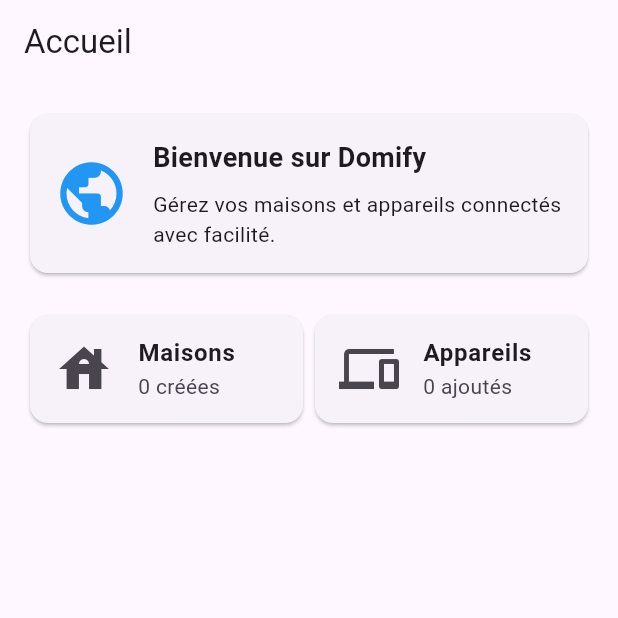
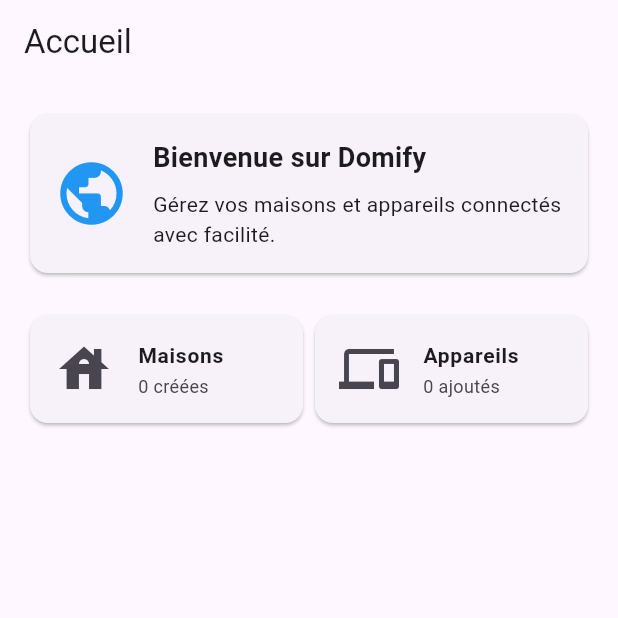
Before and after one commit to gaudesp/domify, a Flutter app: the screen it shows after launch, on a phone screen of 412 x 824 dp, the top half of it. Run offline on Flutter 3.47's test engine with Material 3 defaults, Android fonts, the phone set to English and light mode, and no system bars; our stand-ins replace hive, hive_flutter; accounts and stored records are empty.

```diff
--- a/lib/screens/add_device_screen.dart
+++ b/lib/screens/add_device_screen.dart
@@ -83,7 +83,9 @@
                     },
                   ),
                 ),
-                ElevatedButton(
+                Padding(
+                  padding: const EdgeInsets.symmetric(vertical: 16.0, horizontal: 16.0),
+                  child: ElevatedButton(
                     onPressed: selectedDevices.isEmpty
                         ? null
                         : () {
@@ -95,6 +97,7 @@
                           },
                     child: const Text('Valider'),
                   ),
+                ),
               ],
             ),
     );
--- a/lib/screens/add_house_screen.dart
+++ b/lib/screens/add_house_screen.dart
@@ -1,3 +1,4 @@
+// lib/screens/add_house_screen.dart
 import 'package:flutter/material.dart';
 import 'package:hive/hive.dart';
 import 'package:domify/models/house.dart';
--- a/lib/screens/devices_screen.dart
+++ b/lib/screens/devices_screen.dart
@@ -1,5 +1,4 @@
 // lib/screens/devices_screen.dart
-
 import 'package:flutter/material.dart';
 import 'package:hive_flutter/hive_flutter.dart';
 import 'package:domify/models/house.dart';
--- a/lib/screens/home_screen.dart
+++ b/lib/screens/home_screen.dart
@@ -1,3 +1,4 @@
+// lib/screens/home_screen.dart
 import 'package:flutter/material.dart';
 import 'package:hive/hive.dart';
 import 'package:domify/models/house.dart';
@@ -24,7 +25,7 @@
         child: Column(
           crossAxisAlignment: CrossAxisAlignment.start,
           children: [
-            const WelcomeCard(),  // Remplacer l'ancienne card par WelcomeCard
+            const WelcomeCard(),
             const SizedBox(height: 20),
             Row(
               children: [
--- a/lib/widgets/buttons/add_button.dart
+++ b/lib/widgets/buttons/add_button.dart
@@ -1,4 +1,4 @@
-// 📂 lib/widgets/add_button.dart
+// lib/widgets/buttons/add_button.dart
 import 'package:flutter/material.dart';
 
 class AddButton extends StatelessWidget {
--- a/lib/widgets/cards/summary.dart
+++ b/lib/widgets/cards/summary.dart
@@ -1,4 +1,4 @@
-// 📂 lib/widgets/summary_card.dart
+// lib/widgets/cards/summary.dart
 import 'package:flutter/material.dart';
 
 class SummaryCard extends StatelessWidget {
@@ -19,8 +19,8 @@
       child: Card(
         child: ListTile(
           leading: Icon(icon, size: 40),
-          title: Text(title, style: const TextStyle(fontWeight: FontWeight.bold)),
-          subtitle: Text(value),
+          title: Text(title, style: const TextStyle(fontWeight: FontWeight.bold, fontSize: 14)),
+          subtitle: Text(value, style: const TextStyle(fontSize: 12)),
         ),
       ),
     );
--- a/lib/widgets/cards/welcome.dart
+++ b/lib/widgets/cards/welcome.dart
@@ -1,3 +1,4 @@
+// lib/widgets/cards/welcome.dart
 import 'package:flutter/material.dart';
 
 class WelcomeCard extends StatelessWidget {
--- a/lib/widgets/forms/custom_text_field.dart
+++ b/lib/widgets/forms/custom_text_field.dart
@@ -1,4 +1,4 @@
-// 📂 lib/widgets/custom_text_field.dart
+// lib/widgets/forms/custom_text_field.dart
 import 'package:flutter/material.dart';
 
 class CustomTextField extends StatelessWidget {
--- a/lib/widgets/indicators/loading.dart
+++ b/lib/widgets/indicators/loading.dart
@@ -1,4 +1,4 @@
-// 📂 lib/widgets/loading_indicator.dart
+// lib/widgets/indicators/loading.dart
 import 'package:flutter/material.dart';
 
 class LoadingIndicator extends StatelessWidget {
--- a/lib/widgets/navigation/navbar.dart
+++ b/lib/widgets/navigation/navbar.dart
@@ -1,4 +1,4 @@
-// lib/widgets/navigation_bar.dart
+// lib/widgets/navigation/navbar.dart
 import 'package:flutter/material.dart';
 import 'package:domify/screens/home_screen.dart';
 import 'package:domify/screens/houses_screen.dart';
--- a/lib/widgets/tiles/device_tile.dart
+++ b/lib/widgets/tiles/device_tile.dart
@@ -1,4 +1,4 @@
-// lib/widgets/device_tile.dart
+// lib/widgets/tiles/device_tile.dart
 import 'package:flutter/material.dart';
 import 'package:domify/models/device.dart';
 
--- a/lib/widgets/tiles/house_tile.dart
+++ b/lib/widgets/tiles/house_tile.dart
@@ -1,4 +1,4 @@
-// lib/widgets/house_tile.dart
+// lib/widgets/tiles/house_tile.dart
 import 'package:flutter/material.dart';
 import 'package:domify/models/house.dart';
 import 'package:domify/screens/devices_screen.dart';
```
Also changed, not shown: lib/screens/houses_screen.dart (+0 -12 lines), 5 other files. Lines whose indentation alone changed are shown as unchanged.
